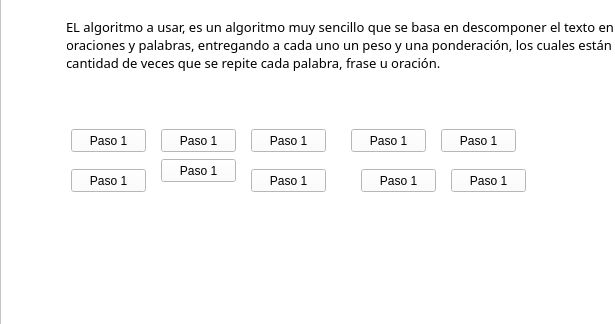
Old version of the form Views/QtViews/Algoritmo_Window.ui in the repository Napssters/Abstrac_Cientifico; both pictures show x 0 to 615 and y 171 to 495 of the 750 by 495 pixel window.
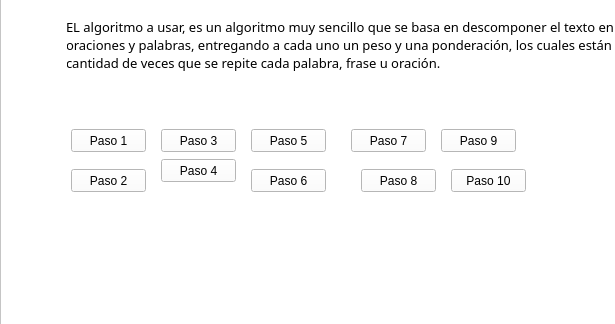
New version of the form. Icons and pictures are not drawn.

Commit message: Falta terminar ventana con botones hacia los pasos bonitos

Patch:
```diff
--- a/Views/QtViews/Algoritmo_Window.ui
+++ b/Views/QtViews/Algoritmo_Window.ui
@@ -271,7 +271,7 @@
       </rect>
      </property>
      <property name="text">
-      <string>Paso 1</string>
+      <string>Paso 2</string>
      </property>
     </widget>
     <widget class="QPushButton" name="paso1_3">
@@ -284,7 +284,7 @@
       </rect>
      </property>
      <property name="text">
-      <string>Paso 1</string>
+      <string>Paso 3</string>
      </property>
     </widget>
     <widget class="QPushButton" name="paso1_4">
@@ -297,7 +297,7 @@
       </rect>
      </property>
      <property name="text">
-      <string>Paso 1</string>
+      <string>Paso 5</string>
      </property>
     </widget>
     <widget class="QPushButton" name="paso1_5">
@@ -310,7 +310,7 @@
       </rect>
      </property>
      <property name="text">
-      <string>Paso 1</string>
+      <string>Paso 4</string>
      </property>
     </widget>
     <widget class="QPushButton" name="paso1_6">
@@ -323,7 +323,7 @@
       </rect>
      </property>
      <property name="text">
-      <string>Paso 1</string>
+      <string>Paso 6</string>
      </property>
     </widget>
     <widget class="QPushButton" name="paso1_7">
@@ -336,7 +336,7 @@
       </rect>
      </property>
      <property name="text">
-      <string>Paso 1</string>
+      <string>Paso 7</string>
      </property>
     </widget>
     <widget class="QPushButton" name="paso1_8">
@@ -349,7 +349,7 @@
       </rect>
      </property>
      <property name="text">
-      <string>Paso 1</string>
+      <string>Paso 8</string>
      </property>
     </widget>
     <widget class="QPushButton" name="paso1_9">
@@ -362,7 +362,7 @@
       </rect>
      </property>
      <property name="text">
-      <string>Paso 1</string>
+      <string>Paso 9</string>
      </property>
     </widget>
     <widget class="QPushButton" name="paso1_10">
@@ -375,7 +375,7 @@
       </rect>
      </property>
      <property name="text">
-      <string>Paso 1</string>
+      <string>Paso 10</string>
      </property>
     </widget>
    </widget>
```
Left out of the diff: 18 changed lines with no effect on the pictures. The commit also changes 10 other files.
